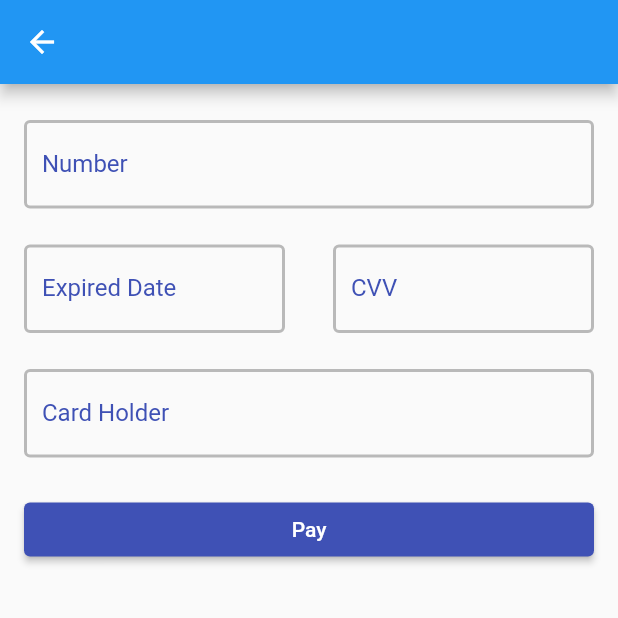
After one commit to AhsanAyaz/flutter_stripe_tto, a Flutter app: the PayWithNewCardPage screen opened by its route, after a tap on "Pay", on a phone screen of 412 x 824 dp, the top half of it. The commit adds this screen. Run offline on Flutter 3.47's test engine with Material 2 defaults, Android fonts, the phone set to English and light mode, and no system bars; drawn by our look-alikes of flutter_credit_card; missing offline and left inert: flutter_stripe.

Commit message:
ui-final

```diff
--- a/lib/main.dart
+++ b/lib/main.dart
@@ -1,6 +1,7 @@
 import 'package:flutter/material.dart';
 import 'package:flutter_stripe_tto/pages/existing-cards.dart';
 import 'package:flutter_stripe_tto/pages/home.dart';
+import 'package:flutter_stripe_tto/pages/pay-with-new-card.dart';
 import 'package:flutter_stripe_tto/services/payment-service.dart';
 
 void main() {
@@ -28,7 +29,8 @@ class MyApp extends StatelessWidget {
       ),
       home: HomePage(),
       routes: <String, WidgetBuilder> {
-        '/existing-cards': (BuildContext context) => ExistingCardsPage(key: new Key('ExistingCardPage'))
+        '/existing-cards': (BuildContext context) => ExistingCardsPage(key: new Key('ExistingCardPage')),
+        '/pay-with-new-card': (BuildContext context) => PayWithNewCardPage(key: new Key('PayWithNewCardPage'))
       },
     );
   }
--- a/lib/pages/home.dart
+++ b/lib/pages/home.dart
@@ -11,6 +11,7 @@ class _HomePageState extends State<HomePage> {
   onItemPress(BuildContext context, int index) async {
     switch(index) {
       case 0:
+        Navigator.pushNamed(context, '/pay-with-new-card');
         break;
       case 1:
         Navigator.pushNamed(context, '/existing-cards');
--- /dev/null
+++ b/lib/pages/pay-with-new-card.dart
@@ -0,0 +1,248 @@
+import 'package:flutter/foundation.dart';
+import 'package:flutter/material.dart';
+import 'package:flutter_stripe/flutter_stripe.dart';
+import 'package:flutter_stripe_tto/services/payment-service.dart';
+import 'package:http/http.dart' as http;
+import 'dart:convert';
+import 'package:flutter_credit_card/credit_card_form.dart';
+import 'package:flutter_credit_card/credit_card_model.dart';
+
+final kApiUrl = defaultTargetPlatform == TargetPlatform.android
+    ? 'http://10.0.2.2:5001/flutterstripe-8466f/us-central1/webApi'
+    : 'http://localhost:4000/webApi';
+
+class PayWithNewCardPage extends StatefulWidget {
+  PayWithNewCardPage({required Key key}) : super(key: key);
+
+  @override
+  PayWithNewCardPageState createState() => PayWithNewCardPageState();
+}
+
+class PayWithNewCardPageState extends State<PayWithNewCardPage> {
+  String cardNumber = '';
+  String expiryDate = '';
+  String cardHolderName = '';
+  String cvvCode = '';
+  OutlineInputBorder? border;
+  final GlobalKey<FormState> formKey = GlobalKey<FormState>();
+
+  void onCreditCardModelChange(CreditCardModel? creditCardModel) {
+    setState(() {
+      cardNumber = creditCardModel!.cardNumber;
+      expiryDate = creditCardModel.expiryDate;
+      cardHolderName = creditCardModel.cardHolderName;
+      cvvCode = creditCardModel.cvvCode;
+    });
+  }
+
+  Future<void> _handlePayPress() async {
+    CardDetails cardDetails = new CardDetails(
+      number: cardNumber,
+      expirationMonth: int.parse(expiryDate.split('/')[0]),
+      expirationYear: int.parse(expiryDate.split('/')[1]),
+      cvc: cvvCode
+    );
+    await Stripe.instance.dangerouslyUpdateCardDetails(cardDetails);
+
+    try {
+      // 1. Gather customer billing information (ex. email)
+
+      final billingDetails = BillingDetails(
+        email: 'email@stripe.com',
+        phone: '+48888000888',
+        address: Address(
+          city: 'Houston',
+          country: 'US',
+          line1: '1459  Circle Drive',
+          line2: '',
+          state: 'Texas',
+          postalCode: '77063',
+        ),
+      ); // mocked data for tests
+
+      // 2. Create payment method
+      final paymentMethod =
+      await Stripe.instance.createPaymentMethod(PaymentMethodParams.card(
+        billingDetails: billingDetails,
+      ));
+
+      // 3. call API to create PaymentIntent
+      final paymentIntentResult = await callNoWebhookPayEndpointMethodId(
+        useStripeSdk: true,
+        paymentMethodId: paymentMethod.id,
+        currency: 'usd', // mocked data
+        items: [
+          {'id': 'id'}
+        ],
+      );
+
+      if (paymentIntentResult['error'] != null) {
+        // Error during creating or confirming Intent
+        ScaffoldMessenger.of(context).showSnackBar(
+            SnackBar(content: Text('Error: ${paymentIntentResult['error']}')));
+        return;
+      }
+
+      if (paymentIntentResult['clientSecret'] != null &&
+          paymentIntentResult['requiresAction'] == null) {
+        // Payment succedeed
+
+        ScaffoldMessenger.of(context).showSnackBar(SnackBar(
+            content:
+            Text('Success!: The payment was confirmed successfully!')));
+        return;
+      }
+
+      if (paymentIntentResult['clientSecret'] != null &&
+          paymentIntentResult['requiresAction'] == true) {
+        // 4. if payment requires action calling handleCardAction
+        final paymentIntent = await Stripe.instance
+            .handleCardAction(paymentIntentResult['clientSecret']);
+
+        if (paymentIntent.status == PaymentIntentsStatus.RequiresConfirmation) {
+          // 5. Call API to confirm intent
+          await confirmIntent(paymentIntent.id);
+        } else {
+          // Payment succedeed
+          ScaffoldMessenger.of(context).showSnackBar(SnackBar(
+              content: Text('Error: ${paymentIntentResult['error']}')));
+        }
+      }
+    } catch (e) {
+      ScaffoldMessenger.of(context)
+          .showSnackBar(SnackBar(content: Text('Error: $e')));
+      rethrow;
+    }
+  }
+
+  Future<void> confirmIntent(String paymentIntentId) async {
+    final result = await callNoWebhookPayEndpointIntentId(
+        paymentIntentId: paymentIntentId);
+    if (result['error'] != null) {
+      ScaffoldMessenger.of(context)
+          .showSnackBar(SnackBar(content: Text('Error: ${result['error']}')));
+    } else {
+      ScaffoldMessenger.of(context).showSnackBar(SnackBar(
+          content: Text('Success!: The payment was confirmed successfully!')));
+    }
+  }
+
+  Future<Map<String, dynamic>> callNoWebhookPayEndpointIntentId({
+    required String paymentIntentId,
+  }) async {
+    final url = Uri.parse('$kApiUrl/charge-card-off-session');
+    final response = await http.post(
+      url,
+      headers: {
+        'Content-Type': 'application/json',
+      },
+      body: json.encode({'paymentIntentId': paymentIntentId}),
+    );
+    return json.decode(response.body);
+  }
+
+  Future<Map<String, dynamic>> callNoWebhookPayEndpointMethodId({
+    required bool useStripeSdk,
+    required String paymentMethodId,
+    required String currency,
+    List<Map<String, dynamic>>? items,
+  }) async {
+    final url = Uri.parse('$kApiUrl/pay-without-webhooks');
+    final response = await http.post(
+      url,
+      headers: {
+        'Content-Type': 'application/json',
+      },
+      body: json.encode({
+        'useStripeSdk': useStripeSdk,
+        'paymentMethodId': paymentMethodId,
+        'currency': currency,
+        'items': items
+      }),
+    );
+    return json.decode(response.body);
+  }
+
+  @override
+  void initState() {
+    super.initState();
+    border = OutlineInputBorder(
+      borderSide: BorderSide(
+        color: Colors.grey.withOpacity(0.7),
+        width: 2.0,
+      ),
+    );
+    StripeService.init();
+  }
+
+  @override
+  Widget build(BuildContext context) {
+    return Scaffold(
+      appBar: AppBar(),
+      body: SingleChildScrollView(
+        child: Column(
+          crossAxisAlignment: CrossAxisAlignment.stretch,
+          children: [
+            CreditCardForm(
+              formKey: formKey,
+              obscureCvv: true,
+              obscureNumber: true,
+              cardNumber: cardNumber,
+              cvvCode: cvvCode,
+              isHolderNameVisible: true,
+              isCardNumberVisible: true,
+              isExpiryDateVisible: true,
+              cardHolderName: cardHolderName,
+              expiryDate: expiryDate,
+              themeColor: Colors.indigo,
+              textColor: Colors.indigo,
+              cardNumberDecoration: InputDecoration(
+                labelText: 'Number',
+                hintText: 'XXXX XXXX XXXX XXXX',
+                hintStyle: const TextStyle(color: Colors.indigo),
+                labelStyle: const TextStyle(color: Colors.indigo),
+                focusedBorder: border,
+                enabledBorder: border,
+              ),
+              expiryDateDecoration: InputDecoration(
+                hintStyle: const TextStyle(color: Colors.indigo),
+                labelStyle: const TextStyle(color: Colors.indigo),
+                focusedBorder: border,
+                enabledBorder: border,
+                labelText: 'Expired Date',
+                hintText: 'XX/XX',
+              ),
+              cvvCodeDecoration: InputDecoration(
+                hintStyle: const TextStyle(color: Colors.indigo),
+                labelStyle: const TextStyle(color: Colors.indigo),
+                focusedBorder: border,
+                enabledBorder: border,
+                labelText: 'CVV',
+                hintText: 'XXX',
+              ),
+              cardHolderDecoration: InputDecoration(
+                hintStyle: const TextStyle(color: Colors.indigo),
+                labelStyle: const TextStyle(color: Colors.indigo),
+                focusedBorder: border,
+                enabledBorder: border,
+                labelText: 'Card Holder',
+              ),
+              onCreditCardModelChange: onCreditCardModelChange,
+            ),
+            Padding(
+              padding: const EdgeInsets.all(16),
+              child: ElevatedButton(
+                onPressed: _handlePayPress,
+                child: Text('Pay'),
+                style: ElevatedButton.styleFrom(
+                  primary: Colors.indigo,
+                  onPrimary: Colors.white,
+                ),
+              ),
+            )
+          ],
+        ),
+      ),
+    );
+  }
+}
--- a/pubspec.yaml
+++ b/pubspec.yaml
@@ -28,7 +28,7 @@ dependencies:
   # The following adds the Cupertino Icons font to your application.
   # Use with the CupertinoIcons class for iOS style icons.
   cupertino_icons: ^1.0.2
-  flutter_credit_card: 2.0.0
+  flutter_credit_card: ^3.0.1
   http: 0.13.3
   flutter_stripe: ^1.3.0
 
```
Also changed, not shown: lib/pages/existing-cards.dart (+48 -110 lines), pubspec.lock.
